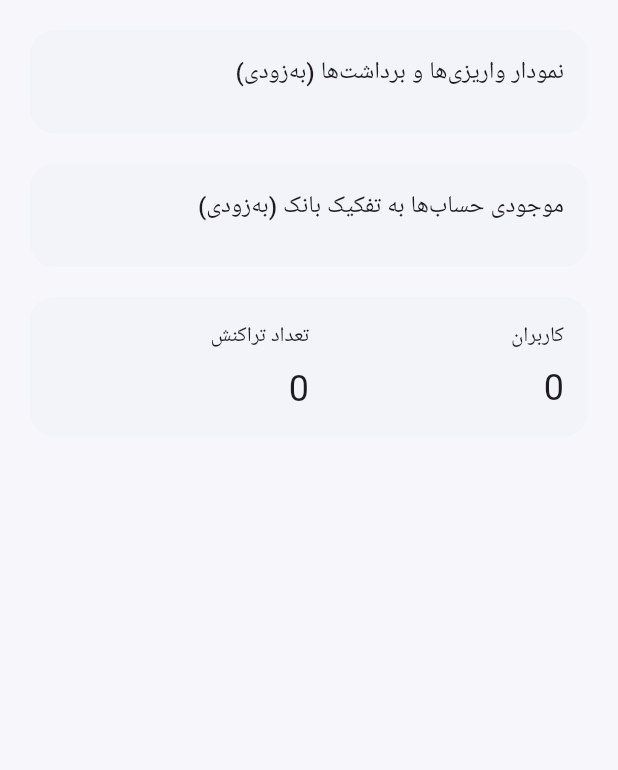
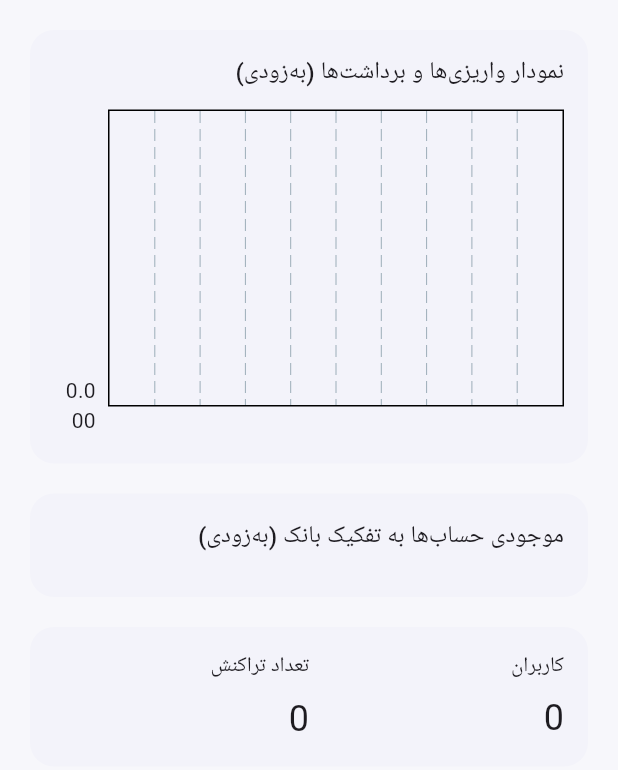
Before and after one commit to alireza-rajaei/family_accounting_app, a Flutter app: the _HomeView screen opened directly, on a phone screen of 412 x 824 dp. Shown: the top 770 px of the screen. Run offline on Flutter 3.47's test engine with Material 3 defaults, Android fonts, the phone set to English and light mode, and no system bars; drawn by our look-alikes of fl_chart; our stand-ins replace drift, easy_localization, equatable, file_picker, flutter_bloc, get_it and 3 more; accounts and stored records are empty; generated files the repository leaves out were written again; Roboto replaces fonts that are missing (Vazirmatn).

Commit message:
feat(home): fl_chart bar chart; ci: flutter workflow; tests: in-memory db; refactor: split drift connections per platform

```diff
--- a/lib/data/local/db/app_database.dart
+++ b/lib/data/local/db/app_database.dart
@@ -1,13 +1,7 @@
-import 'dart:io';
-
 import 'package:drift/drift.dart';
-import 'package:drift/native.dart';
-import 'package:drift/web.dart';
-import 'package:flutter/foundation.dart' show kIsWeb;
-import 'package:path/path.dart' as p;
-import 'package:path_provider/path_provider.dart';
 
 import 'tables.dart';
+import 'connection/connection.dart';
 
 part 'app_database.g.dart';
 
@@ -15,20 +9,13 @@ part 'app_database.g.dart';
   tables: [Admins, Users, Banks, Transactions, Loans, LoanPayments],
 )
 class AppDatabase extends _$AppDatabase {
-  AppDatabase() : super(_openConnection());
+  AppDatabase() : super(openConnection());
+
+  // In-memory constructor for tests
+  AppDatabase.test() : super(NativeDatabase.memory());
 
   @override
   int get schemaVersion => 1;
 }
 
-LazyDatabase _openConnection() {
-  return LazyDatabase(() async {
-    if (kIsWeb) {
-      return WebDatabase('family_accounting');
-    } else {
-      final dbFolder = await getApplicationDocumentsDirectory();
-      final file = File(p.join(dbFolder.path, 'family_accounting.sqlite'));
-      return NativeDatabase.createInBackground(file);
-    }
-  });
-}
+// platform-specific implementation in connection/connection_*.dart
--- /dev/null
+++ b/lib/data/local/db/connection/connection.dart
@@ -0,0 +1 @@
+export 'connection_native.dart' if (dart.library.html) 'connection_web.dart';
--- /dev/null
+++ b/lib/data/local/db/connection/connection_native.dart
@@ -0,0 +1,14 @@
+import 'dart:io';
+
+import 'package:drift/drift.dart';
+import 'package:drift/native.dart';
+import 'package:path/path.dart' as p;
+import 'package:path_provider/path_provider.dart';
+
+LazyDatabase openConnection() {
+  return LazyDatabase(() async {
+    final dir = await getApplicationDocumentsDirectory();
+    final file = File(p.join(dir.path, 'family_accounting.sqlite'));
+    return NativeDatabase.createInBackground(file);
+  });
+}
--- /dev/null
+++ b/lib/data/local/db/connection/connection_web.dart
@@ -0,0 +1,5 @@
+import 'package:drift/web.dart';
+
+QueryExecutor openConnection() {
+  return WebDatabase('family_accounting');
+}
--- a/lib/presentation/pages/home_page.dart
+++ b/lib/presentation/pages/home_page.dart
@@ -1,6 +1,7 @@
 import 'package:flutter/material.dart';
 import 'package:easy_localization/easy_localization.dart';
 import 'package:flutter_bloc/flutter_bloc.dart';
+import 'package:fl_chart/fl_chart.dart';
 
 import '../../di/locator.dart';
 import '../cubits/banks_cubit.dart';
@@ -32,7 +33,7 @@ class _HomeView extends StatelessWidget {
       body: ListView(
         padding: const EdgeInsets.all(16),
         children: [
-          // Chart card placeholder: simple horizontal bars per bank deposit/withdraw
+          // Chart card with fl_chart: per-bank deposit/withdraw
           StreamBuilder<List<(String bankName, int deposit, int withdraw)>>(
             stream: repo.watchBankFlowSums(),
             builder: (context, snapshot) {
@@ -48,36 +49,74 @@ class _HomeView extends StatelessWidget {
                         style: Theme.of(context).textTheme.titleMedium,
                       ),
                       const SizedBox(height: 12),
-                      for (final row in data)
-                        Padding(
-                          padding: const EdgeInsets.symmetric(vertical: 6),
-                          child: Column(
-                            crossAxisAlignment: CrossAxisAlignment.start,
-                            children: [
-                              Text(row.$1),
-                              const SizedBox(height: 4),
-                              Row(
-                                children: [
-                                  Expanded(
-                                    flex: (row.$2.abs() + 1),
-                                    child: Container(
-                                      height: 8,
+                      SizedBox(
+                        height: 220,
+                        child: BarChart(
+                          BarChartData(
+                            barGroups: [
+                              for (int i = 0; i < data.length; i++)
+                                BarChartGroupData(
+                                  x: i,
+                                  barsSpace: 6,
+                                  showingTooltipIndicators: const [0, 1],
+                                  barRods: [
+                                    BarChartRodData(
+                                      toY: data[i].$2.toDouble(),
                                       color: const Color(0xFF10B981),
+                                      borderRadius: BorderRadius.circular(2),
+                                      width: 7,
                                     ),
-                                  ),
-                                  const SizedBox(width: 6),
-                                  Expanded(
-                                    flex: (row.$3.abs() + 1),
-                                    child: Container(
-                                      height: 8,
+                                    BarChartRodData(
+                                      toY: data[i].$3.toDouble(),
                                       color: const Color(0xFFEF4444),
+                                      borderRadius: BorderRadius.circular(2),
+                                      width: 7,
                                     ),
-                                  ),
-                                ],
+                                  ],
+                                ),
+                            ],
+                            titlesData: FlTitlesData(
+                              leftTitles: const AxisTitles(
+                                sideTitles: SideTitles(
+                                  showTitles: true,
+                                  reservedSize: 36,
+                                ),
                               ),
-                            ],
+                              rightTitles: const AxisTitles(
+                                sideTitles: SideTitles(showTitles: false),
+                              ),
+                              topTitles: const AxisTitles(
+                                sideTitles: SideTitles(showTitles: false),
+                              ),
+                              bottomTitles: AxisTitles(
+                                sideTitles: SideTitles(
+                                  showTitles: true,
+                                  getTitlesWidget: (value, meta) {
+                                    final idx = value.toInt();
+                                    if (idx < 0 || idx >= data.length)
+                                      return const SizedBox();
+                                    return Padding(
+                                      padding: const EdgeInsets.only(top: 6),
+                                      child: Text(
+                                        data[idx].$1,
+                                        style: Theme.of(
+                                          context,
+                                        ).textTheme.bodySmall,
+                                      ),
+                                    );
+                                  },
+                                ),
+                              ),
+                            ),
+                            gridData: const FlGridData(show: true),
+                            barTouchData: BarTouchData(enabled: true),
                           ),
+                          swapAnimationDuration: const Duration(
+                            milliseconds: 600,
+                          ),
+                          swapAnimationCurve: Curves.easeOutCubic,
                         ),
+                      ),
                     ],
                   ),
                 ),
```
Also changed, not shown: 2 other files.
